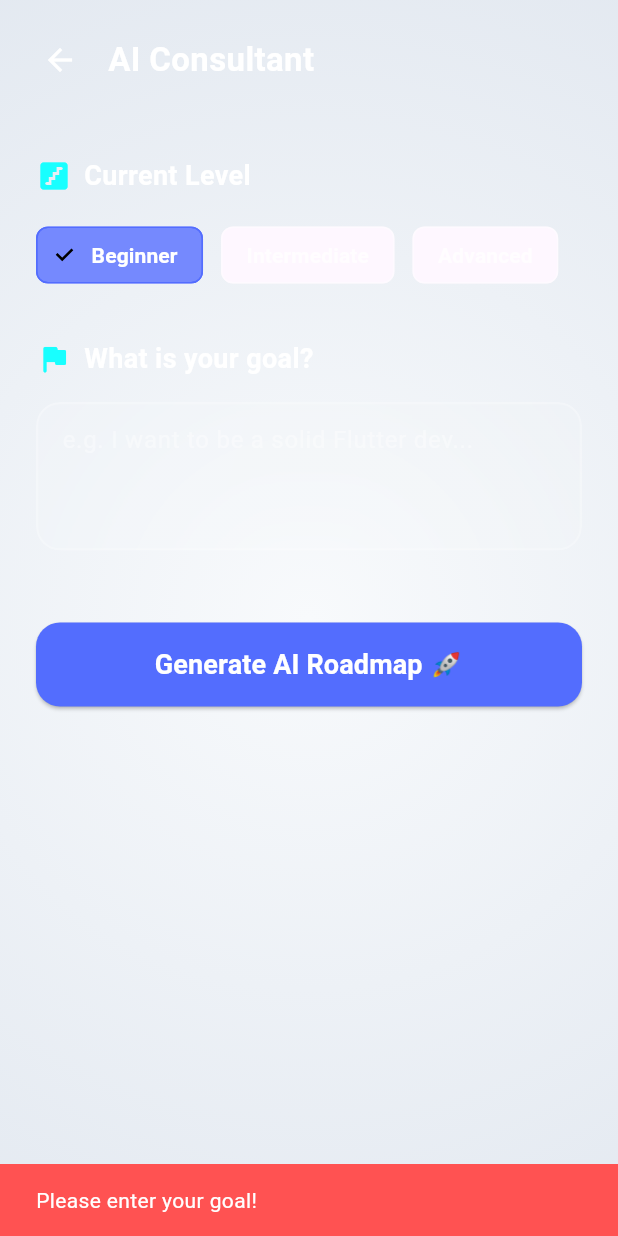
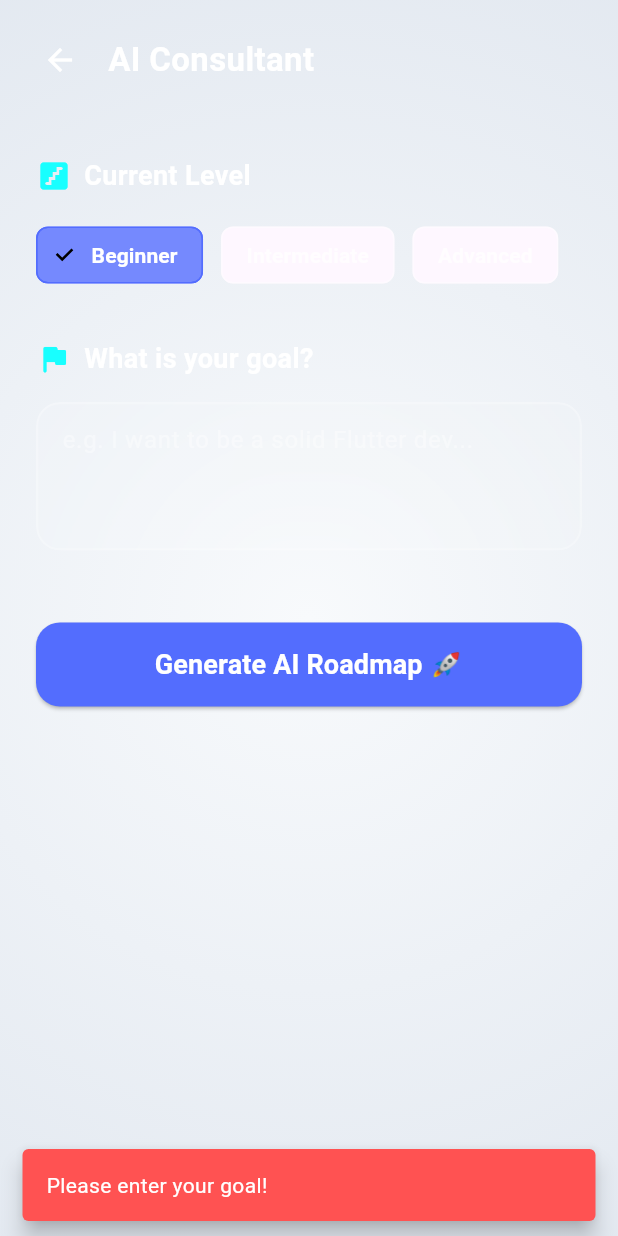
Before and after one commit to amirasultan11/DevBuddy, a Flutter app: the AiGeneratorScreen screen opened directly, after a tap on "Generate AI Roadmap 🚀", on a phone screen of 412 x 824 dp. Run offline on Flutter 3.47's test engine with Material 3 defaults, Android fonts, the phone set to English and light mode, and no system bars; our stand-ins replace cloud_firestore, equatable, firebase_auth, firebase_core, flutter_bloc, google_fonts and 1 more; missing offline and left inert: screen_protector; accounts and stored records are empty; Roboto replaces fonts that are missing (Cairo).

Commit message:
feat: refactor AI roadmap generation with proper state management and loading UI

```diff
--- a/lib/features/pro_mode/presentation/screens/ai_generator_screen.dart
+++ b/lib/features/pro_mode/presentation/screens/ai_generator_screen.dart
@@ -1,10 +1,13 @@
 import 'package:flutter/material.dart';
+import 'package:flutter_bloc/flutter_bloc.dart';
 import 'package:google_fonts/google_fonts.dart';
 import 'package:provider/provider.dart';
 import '../../../../core/theme/locale_provider.dart';
 import '../../../../shared/widgets/app_background.dart';
 import '../../../../shared/widgets/glass_card.dart';
-import 'roadmaps_screen.dart'; // مسار الشاشة اللي هيروح لها
+import '../cubit/roadmap_cubit.dart';
+import '../cubit/roadmap_state.dart';
+import 'roadmap_screen.dart' as ai_roadmap;
 
 class AiGeneratorScreen extends StatefulWidget {
   const AiGeneratorScreen({super.key});
@@ -16,32 +19,9 @@ class AiGeneratorScreen extends StatefulWidget {
 class _AiGeneratorScreenState extends State<AiGeneratorScreen> {
   String _selectedLevel = 'Beginner';
   String _targetGoal = '';
-  bool _isLoading = false;
 
   final List<String> _levelsEn = ['Beginner', 'Intermediate', 'Advanced'];
   final List<String> _levelsAr = ['مبتدئ', 'متوسط', 'متقدم'];
-
-  void _generateRoadmap(bool isArabic) {
-    if (_targetGoal.trim().isEmpty) {
-      ScaffoldMessenger.of(context).showSnackBar(
-        SnackBar(content: Text(isArabic ? 'أدخل هدفك أولاً!' : 'Please enter your goal!'), backgroundColor: Colors.redAccent),
-      );
-      return;
-    }
-
-    setState(() => _isLoading = true);
-
-    // Simulate AI generation time
-    Future.delayed(const Duration(seconds: 3), () {
-      if (!mounted) return;
-      setState(() => _isLoading = false);
-
-      // التوجيه الفعلي للـ Roadmap بدل الـ SnackBar بس
-      Navigator.of(context).pushReplacement(
-        MaterialPageRoute(builder: (_) => const RoadmapsScreen()),
-      );
-    });
-  }
 
   @override
   Widget build(BuildContext context) {
@@ -49,8 +29,6 @@ class _AiGeneratorScreenState extends State<AiGeneratorScreen> {
     final levels = isArabic ? _levelsAr : _levelsEn;
 
     return Scaffold(
-      // Transparent so AppBackground's radial gradient renders fully,
-      // consistent with all other pro_mode screens.
       backgroundColor: Colors.transparent,
       body: AppBackground(
         child: SafeArea(
@@ -136,22 +114,77 @@ class _AiGeneratorScreenState extends State<AiGeneratorScreen> {
                         ),
                       ),
                       const SizedBox(height: 48),
-                      SizedBox(
+
+                      // ── Generate Button: driven by RoadmapCubit state ──────
+                      BlocConsumer<RoadmapCubit, RoadmapState>(
+                        listener: (context, state) {
+                          if (state is RoadmapError) {
+                            ScaffoldMessenger.of(context).showSnackBar(
+                              SnackBar(
+                                content: Text(state.message, style: GoogleFonts.cairo(color: Colors.white)),
+                                backgroundColor: Colors.redAccent,
+                                behavior: SnackBarBehavior.floating,
+                              ),
+                            );
+                          } else if (state is RoadmapLoaded && state.trackId == 'ai_generated') {
+                            // Navigate to the generated roadmap.
+                            Navigator.of(context).pushReplacement(
+                              MaterialPageRoute(
+                                builder: (_) => ai_roadmap.RoadmapScreen(
+                                  trackId: state.trackId,
+                                  trackTitle: isArabic ? 'مسارك المُولَّد بالذكاء الاصطناعي' : 'Your AI-Generated Roadmap',
+                                ),
+                              ),
+                            );
+                          }
+                        },
+                        builder: (context, state) {
+                          final isGenerating = state is RoadmapLoading;
+                          return SizedBox(
                             width: double.infinity,
                             height: 56,
                             child: ElevatedButton(
-                          onPressed: _isLoading ? null : () => _generateRoadmap(isArabic),
+                              // Disabled while the cubit is loading.
+                              onPressed: isGenerating ? null : () {
+                                if (_targetGoal.trim().isEmpty) {
+                                  ScaffoldMessenger.of(context).showSnackBar(
+                                    SnackBar(
+                                      content: Text(
+                                        isArabic ? 'أدخل هدفك أولاً!' : 'Please enter your goal!',
+                                        style: GoogleFonts.cairo(color: Colors.white),
+                                      ),
+                                      backgroundColor: Colors.redAccent,
+                                      behavior: SnackBarBehavior.floating,
+                                    ),
+                                  );
+                                  return;
+                                }
+                                context.read<RoadmapCubit>().generateAiRoadmap(
+                                  goal: _targetGoal.trim(),
+                                  level: _selectedLevel,
+                                );
+                              },
                               style: ElevatedButton.styleFrom(
                                 backgroundColor: Colors.indigoAccent,
+                                disabledBackgroundColor: Colors.indigoAccent.withValues(alpha: 0.4),
                                 shape: RoundedRectangleBorder(borderRadius: BorderRadius.circular(16)),
                               ),
-                          child: _isLoading
-                              ? const CircularProgressIndicator(color: Colors.white)
+                              child: isGenerating
+                                  ? const SizedBox(
+                                      width: 24,
+                                      height: 24,
+                                      child: CircularProgressIndicator(
+                                        color: Colors.white,
+                                        strokeWidth: 2.5,
+                                      ),
+                                    )
                                   : Text(
                                       isArabic ? 'توليد المسار بالذكاء الاصطناعي 🚀' : 'Generate AI Roadmap 🚀',
                                       style: GoogleFonts.cairo(fontSize: 18, fontWeight: FontWeight.bold, color: Colors.white),
                                     ),
                             ),
+                          );
+                        },
                       ),
                     ],
                   ),
```
Also changed, not shown: lib/features/pro_mode/presentation/cubit/roadmap_cubit.dart (+95 -0 lines). Lines whose indentation alone changed are shown as unchanged.
